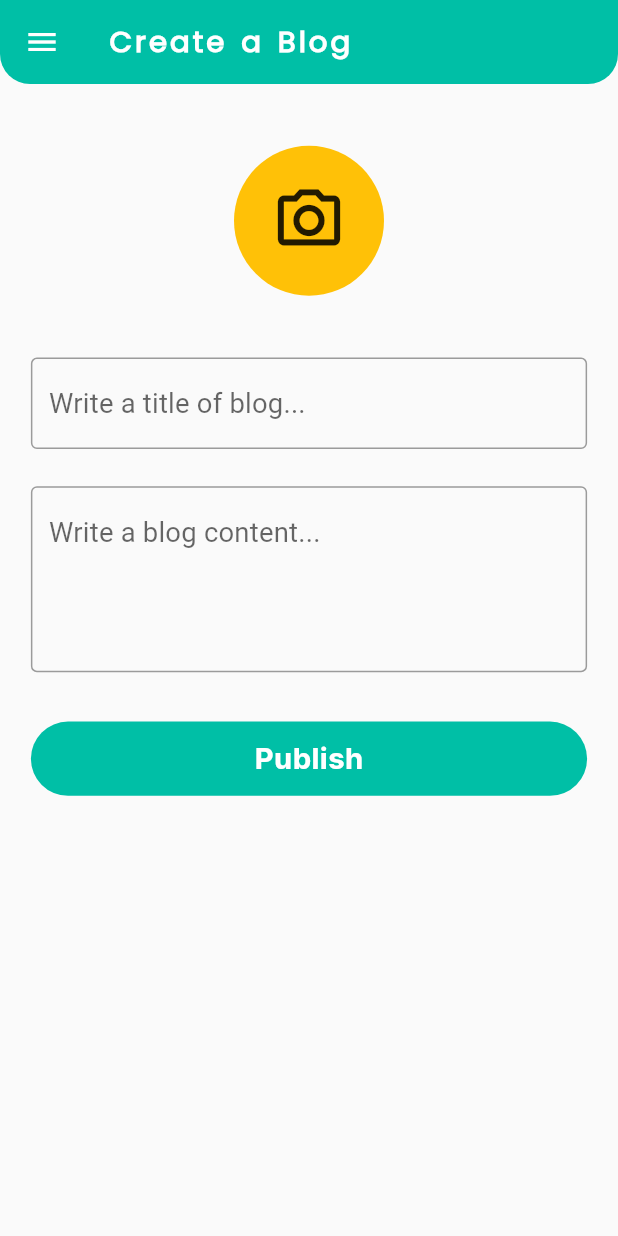
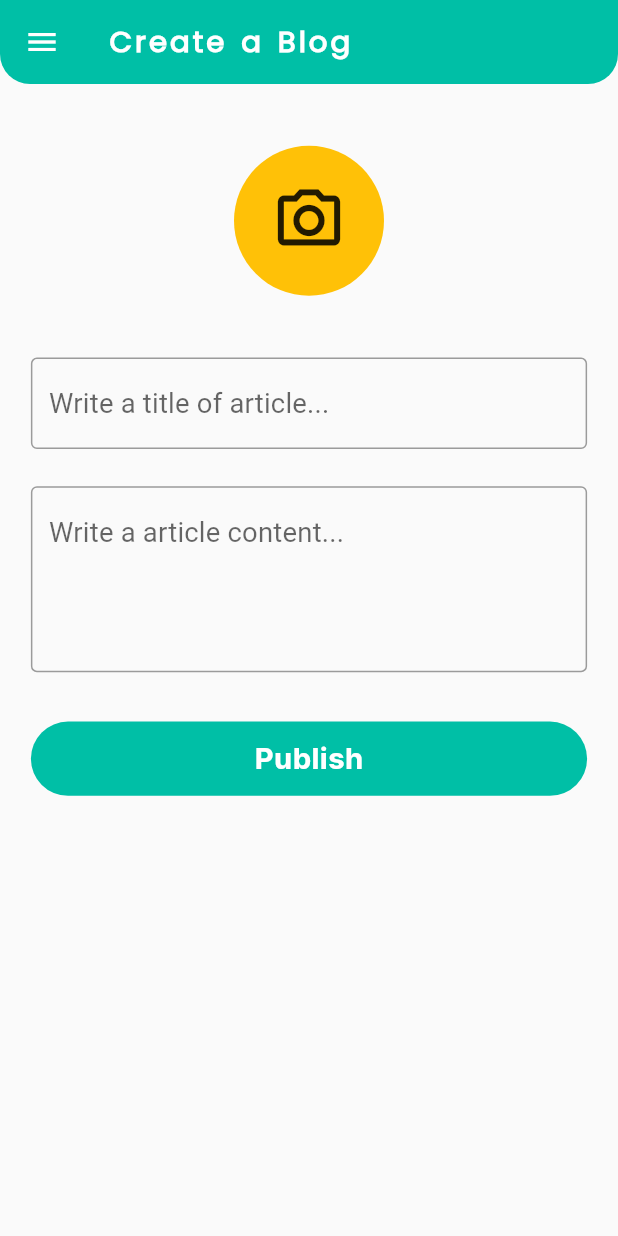
Before and after one commit to muneeb-shahid/Covid-19-Tracking-Application, a Flutter app: the screen it shows after launch, after a tap on the "camera alt" icon, on a phone screen of 412 x 824 dp. Run offline on Flutter 3.47's test engine with Material 2 defaults, Android fonts, the phone set to English and light mode, and no system bars; our stand-ins replace connectivity_plus, firebase_auth, firebase_core, firebase_database, firebase_storage, flutter_screenutil and 6 more; missing offline and left inert: dart:ffi, flutter_phone_direct_caller; accounts and stored records are empty; project files that could hold a hidden picture were left out.

Commit message:
Twenty five commit

```diff
--- a/lib/controller/CreateBlogController/CreateBlogController.dart
+++ b/lib/controller/CreateBlogController/CreateBlogController.dart
@@ -1,10 +1,13 @@
+import 'dart:io';
+
 import 'package:covid_19_trackingapp/constants/colors_constants/colors_constants.dart';
 import 'package:covid_19_trackingapp/constants/fonts_size_constant/fonts_size_constant.dart';
+import 'package:firebase_storage/firebase_storage.dart';
 import 'package:flutter/material.dart';
 import 'package:get/get.dart';
+import 'package:image_picker/image_picker.dart';
 import 'package:intl/intl.dart';
 import 'package:firebase_database/firebase_database.dart';
-
 
 class CreateBlogController extends GetxController {
   final GlobalKey<FormState> _formKey = GlobalKey<FormState>();
@@ -15,7 +18,7 @@ class CreateBlogController extends GetxController {
 
   TextEditingController _contentController = TextEditingController();
   get contentController => _contentController;
-  final databaseRef = FirebaseDatabase.instance.ref("Blog");
+  final databaseRef = FirebaseDatabase.instance.ref("Article");
 
   String? validateTitle(String? input) {
     if (input == null || input.isEmpty) {
@@ -49,24 +52,57 @@ class CreateBlogController extends GetxController {
     return null;
   }
 
+  String imageURL = "";
+  uploadingImage() async {
+    final ImagePicker picker = ImagePicker();
+
+    final XFile? image = await picker.pickImage(source: ImageSource.gallery);
+
+    print(image?.path);
+    if (image == null) return;
+
+    String UniqueFileName = DateTime.now().millisecondsSinceEpoch.toString();
+    final storageRef = FirebaseStorage.instance.ref();
+
+    final storageRefImages = storageRef.child("images");
+
+    final storageRefImagesToUpload = storageRefImages.child(UniqueFileName);
+
+    try {
+      await storageRefImagesToUpload.putFile(File(image!.path));
+      imageURL = await storageRefImagesToUpload.getDownloadURL();
+    } catch (e) {}
+  }
+
   publish() {
     if (formKey.currentState!.validate()) {
+      // if (image.isEmpty) {
+      //   Get.snackbar(
+      //     "Error",
+      //     'Please upload an image',
+      //     icon: const Icon(Icons.error, color: Colors.black),
+      //     backgroundColor: App_Constants_Colors.app_white_color,
+      //     colorText: Colors.black,
+      //     snackPosition: SnackPosition.TOP,
+      //   );
+      //   return;
+      // }
       final now = DateTime.now();
-      final dateFormat =
-          DateFormat('yyyy-MM-dd');
+      final dateFormat = DateFormat('yyyy-MM-dd');
       final formattedDate = dateFormat.format(now);
       databaseRef.child(DateTime.now().millisecondsSinceEpoch.toString()).set({
         "title": titleController.text.toString(),
         "content": contentController.text.toString(),
         "id": DateTime.now().millisecondsSinceEpoch.toString(),
         "date": formattedDate,
+        "image": imageURL,
       }).then((value) {
         titleController.clear();
         contentController.clear();
 
         Get.snackbar(
           "Successfully",
-          'Blog is published',
+          'Article is published',
           icon: const Icon(Icons.publish, color: Colors.black),
           backgroundColor: App_Constants_Colors.app_white_color,
           colorText: Colors.black,
--- a/lib/view/CreateBlog/CreateBlog.dart
+++ b/lib/view/CreateBlog/CreateBlog.dart
@@ -22,6 +22,8 @@ class CreateBlog extends StatelessWidget {
 
   @override
   Widget build(BuildContext context) {
+    // String imageURL = "";
+
     CreateBlogController _CreateBlogController =
         Get.put(CreateBlogController());
     return Scaffold(
@@ -62,32 +64,33 @@ class CreateBlog extends StatelessWidget {
                       ),
                       child: IconButton(
                           onPressed: () async {
-                            String imageURL = "";
-                            ;
-                            final ImagePicker picker = ImagePicker();
+                            _CreateBlogController.uploadingImage();
+                            // // String imageURL = "";
 
-                            final XFile? image = await picker.pickImage(
-                                source: ImageSource.gallery);
+                            // final ImagePicker picker = ImagePicker();
 
-                            print(image?.path);
-                            if (image == null) return;
+                            // final XFile? image = await picker.pickImage(
+                            //     source: ImageSource.gallery);
 
-                            String UniqueFileName = DateTime.now()
-                                .millisecondsSinceEpoch
-                                .toString();
-                            final storageRef = FirebaseStorage.instance.ref();
+                            // print(image?.path);
+                            // if (image == null) return;
 
-                            final storageRefImages = storageRef.child("images");
+                            // String UniqueFileName = DateTime.now()
+                            //     .millisecondsSinceEpoch
+                            //     .toString();
+                            // final storageRef = FirebaseStorage.instance.ref();
 
-                            final storageRefImagesToUpload =
-                                storageRefImages.child(UniqueFileName);
+                            // final storageRefImages = storageRef.child("images");
 
-                            try {
-                              await storageRefImagesToUpload
-                                  .putFile(File(image!.path));
-                              imageURL = await storageRefImagesToUpload
-                                  .getDownloadURL();
-                            } catch (e) {}
+                            // final storageRefImagesToUpload =
+                            //     storageRefImages.child(UniqueFileName);
+
+                            // try {
+                            //   await storageRefImagesToUpload
+                            //       .putFile(File(image!.path));
+                            //   String imageURL = await storageRefImagesToUpload
+                            //       .getDownloadURL();
+                            // } catch (e) {}
                           },
                           icon: const Icon(
                             Icons.camera_alt_outlined,
@@ -104,7 +107,7 @@ class CreateBlog extends StatelessWidget {
                       children: [
                         TextFormField(
                             controller: _CreateBlogController.titleController,
-                            style: TextStyle(
+                            style: const TextStyle(
                               color: Colors.black,
                             ),
                             validator: _CreateBlogController.validateTitle,
@@ -113,7 +116,7 @@ class CreateBlog extends StatelessWidget {
                                   borderSide: BorderSide(
                                       color: App_Constants_Colors
                                           .app_black_color)),
-                              hintText: 'Write a title of blog...',
+                              hintText: 'Write a title of article...',
                               focusedBorder: OutlineInputBorder(
                                 borderRadius: BorderRadius.circular(5),
                                 borderSide: BorderSide(
@@ -127,7 +130,7 @@ class CreateBlog extends StatelessWidget {
                         ),
                         TextFormField(
                             controller: _CreateBlogController.contentController,
-                            style: TextStyle(
+                            style: const TextStyle(
                               color: Colors.black,
                             ),
                             validator: _CreateBlogController.validateContent,
@@ -137,7 +140,7 @@ class CreateBlog extends StatelessWidget {
                                   borderSide: BorderSide(
                                       color: App_Constants_Colors
                                           .app_black_color)),
-                              hintText: 'Write a blog content...',
+                              hintText: 'Write a article content...',
                               focusedBorder: OutlineInputBorder(
                                 borderRadius: BorderRadius.circular(5),
                                 borderSide: BorderSide(
```
